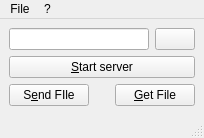
Above: qtftpguiwidget.ui from teknoraver/qtftp before the change. Below: the same form after it.
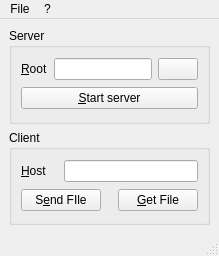
That is the form after the change. Icons and pictures are not drawn.

Patch:
```diff
--- a/qtftpguiwidget.ui
+++ b/qtftpguiwidget.ui
@@ -6,8 +6,8 @@
    <rect>
     <x>0</x>
     <y>0</y>
-    <width>204</width>
-    <height>138</height>
+    <width>219</width>
+    <height>256</height>
    </rect>
   </property>
   <property name="windowTitle">
@@ -18,11 +18,17 @@
     <normaloff>:/qtftpgui.png</normaloff>:/qtftpgui.png</iconset>
   </property>
   <widget class="QWidget" name="centralwidget">
+   <layout class="QVBoxLayout" name="verticalLayout">
+    <item>
+     <widget class="QGroupBox" name="servergroup">
+      <property name="title">
+       <string>Server</string>
+      </property>
    <layout class="QGridLayout" name="gridLayout">
-    <item row="0" column="0" colspan="3">
+       <item row="0" column="1">
      <widget class="QLineEdit" name="root"/>
     </item>
-    <item row="0" column="3">
+       <item row="0" column="2">
      <widget class="QPushButton" name="browse">
       <property name="icon">
        <iconset resource="qtftpgui.qrc">
@@ -30,14 +36,46 @@
       </property>
      </widget>
     </item>
-    <item row="1" column="0" colspan="4">
+       <item row="0" column="0">
+        <widget class="QLabel" name="label">
+         <property name="text">
+          <string>&amp;Root</string>
+         </property>
+         <property name="buddy">
+          <cstring>root</cstring>
+         </property>
+        </widget>
+       </item>
+       <item row="1" column="0" colspan="3">
      <widget class="QPushButton" name="start">
       <property name="text">
        <string>&amp;Start server</string>
       </property>
      </widget>
     </item>
-    <item row="2" column="0">
+      </layout>
+     </widget>
+    </item>
+    <item>
+     <widget class="QGroupBox" name="clientgroup">
+      <property name="title">
+       <string>Client</string>
+      </property>
+      <layout class="QGridLayout" name="gridLayout_2">
+       <item row="0" column="0">
+        <widget class="QLabel" name="label_2">
+         <property name="text">
+          <string>&amp;Host</string>
+         </property>
+         <property name="buddy">
+          <cstring>serverip</cstring>
+         </property>
+        </widget>
+       </item>
+       <item row="0" column="1" colspan="3">
+        <widget class="QLineEdit" name="serverip"/>
+       </item>
+       <item row="1" column="0" colspan="2">
      <widget class="QPushButton" name="put">
       <property name="text">
        <string>S&amp;end FIle</string>
@@ -48,7 +86,7 @@
       </property>
      </widget>
     </item>
-    <item row="2" column="1">
+       <item row="1" column="2">
      <spacer name="horizontalSpacer">
       <property name="orientation">
        <enum>Qt::Horizontal</enum>
@@ -61,7 +99,7 @@
       </property>
      </spacer>
     </item>
-    <item row="2" column="2" colspan="2">
+       <item row="1" column="3">
      <widget class="QPushButton" name="get">
       <property name="text">
        <string>&amp;Get File</string>
@@ -74,13 +112,16 @@
     </item>
    </layout>
   </widget>
+    </item>
+   </layout>
+  </widget>
   <widget class="QMenuBar" name="menubar">
    <property name="geometry">
     <rect>
      <x>0</x>
      <y>0</y>
-     <width>204</width>
-     <height>21</height>
+     <width>219</width>
+     <height>20</height>
     </rect>
    </property>
    <widget class="QMenu" name="menuFile">
```
Left out of the diff: 1 changed line with no effect on the pictures. Lines whose indentation alone changed are shown as unchanged.
